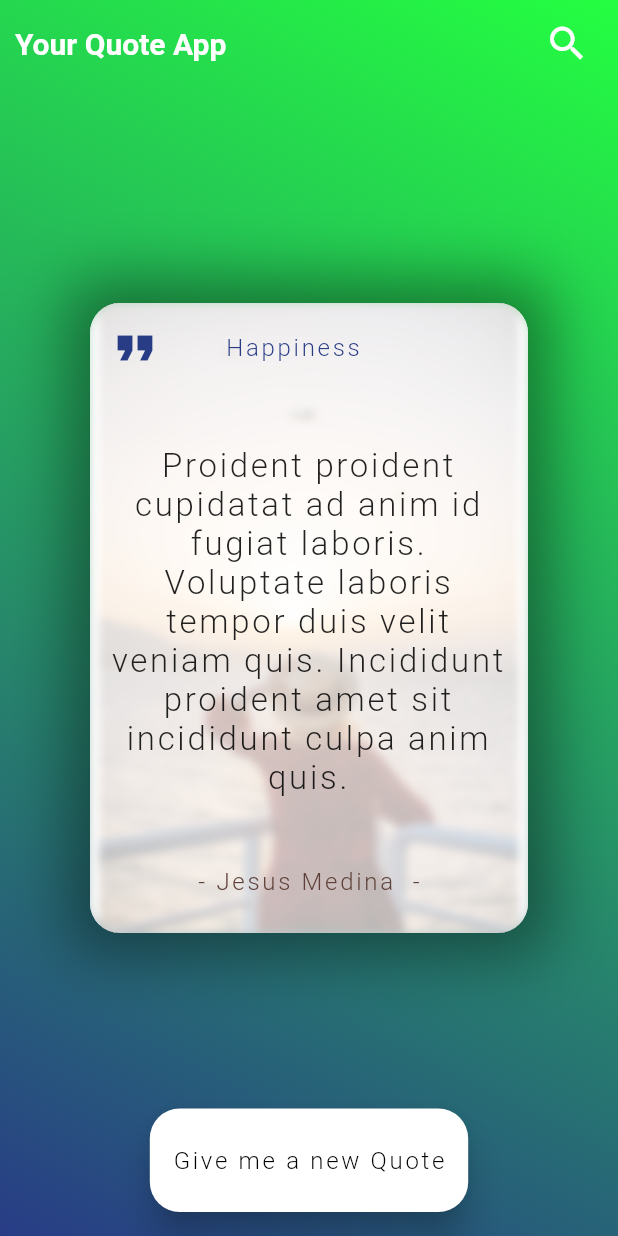
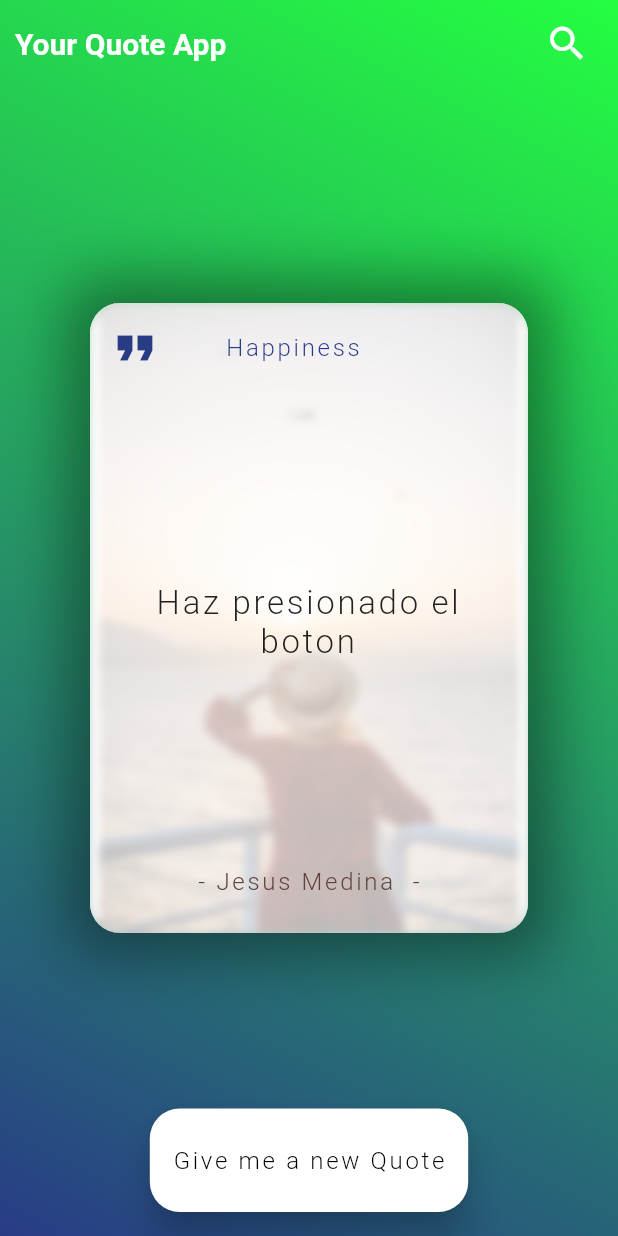
Before and after one commit to jesusemedin/flutter-quotes-app, a Flutter app: the screen it shows after launch, after a tap on "Give me a new Quote", on a phone screen of 412 x 824 dp. Run offline on Flutter 3.47's test engine with Material 2 defaults, Android fonts, the phone set to English and light mode, and no system bars.

```diff
--- a/lib/src/pages/home_page.dart
+++ b/lib/src/pages/home_page.dart
@@ -1,8 +1,16 @@
 import 'package:flutter/material.dart';
-import 'dart:math';
 import 'dart:ui';
 
-class HomePage extends StatelessWidget {
+
+class HomePage extends StatefulWidget {
+  @override
+  _HomePageState createState() => _HomePageState();
+}
+
+class _HomePageState extends State<HomePage> {
+
+  String quote = 'Hola mundo';
+
   @override
   Widget build(BuildContext context) {
     return Scaffold(
@@ -21,7 +29,7 @@ class HomePage extends StatelessWidget {
         shape: RoundedRectangleBorder( borderRadius: BorderRadius.circular(20.0) ),
         child: Text('Give me a new Quote', style: TextStyle( color: Colors.black,  fontSize: 16, fontWeight: FontWeight.w300, letterSpacing: 1.8)),
         onPressed: (){
-          print('Next Quote');
+          _newQuote();
         },
       ),
       floatingActionButtonLocation: FloatingActionButtonLocation.centerFloat,
@@ -134,8 +142,7 @@ class HomePage extends StatelessWidget {
               Text('Happiness', style: categoryFontStyle),
             ]
           ),
-          // SizedBox(height: 30.0),
-          Text('Proident proident cupidatat ad anim id fugiat laboris. Voluptate laboris tempor duis velit veniam quis. Incididunt proident amet sit incididunt culpa anim quis.', style: quoteFontStyle, textAlign: TextAlign.center ,),
+          Text(quote, style: quoteFontStyle, textAlign: TextAlign.center ,),
           Text('- ' + 'Jesus Medina ' + ' -', style: authorFontStyle,)
         ]
       ),
@@ -143,4 +150,9 @@ class HomePage extends StatelessWidget {
 
   }
 
+  void _newQuote(){
+    setState(() {
+      quote = 'Haz presionado el boton';
+    });
+  }
 }
```
